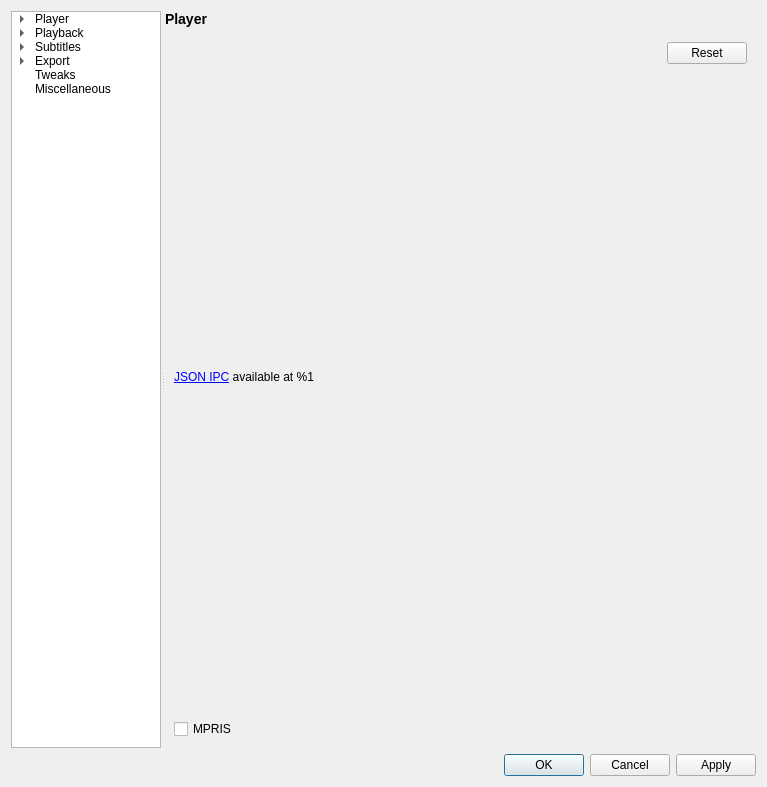
First picture: the form in settingswindow.ui, repository mpc-qt/mpc-qt, before the edit.
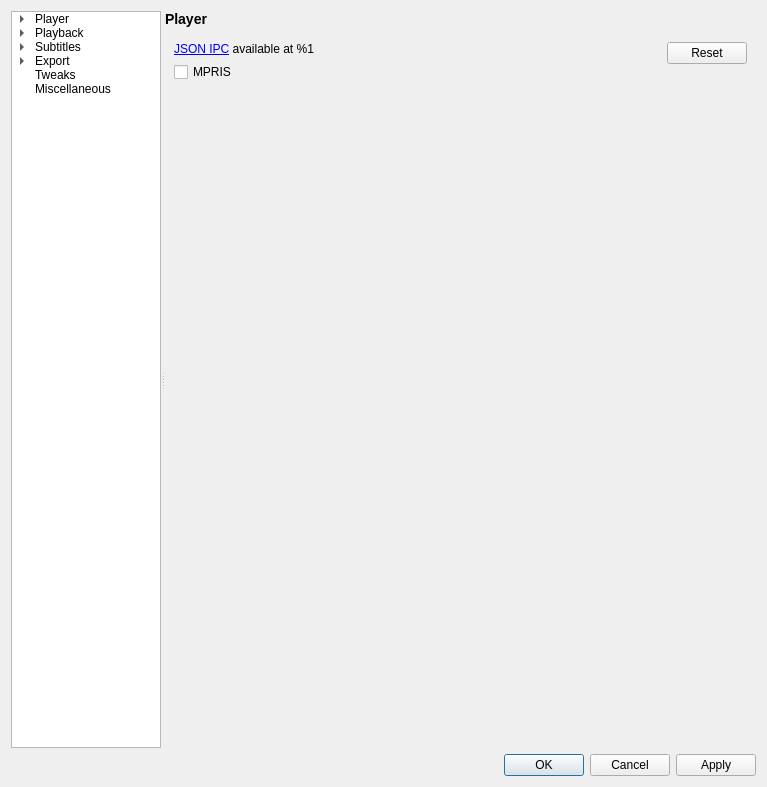
Second picture: the form after the edit.

Commit message: settingswindow: wire up keys reset button

What changed in the file:
```diff
--- a/settingswindow.ui
+++ b/settingswindow.ui
@@ -405,7 +405,7 @@
            <item>
             <layout class="QHBoxLayout" name="horizontalLayout_20" stretch="1,0">
              <item>
-              <layout class="QVBoxLayout" name="verticalLayout_43">
+              <layout class="QVBoxLayout" name="verticalLayout_43" stretch="0,0,1">
                <item>
                 <widget class="QLabel" name="ipcNotice">
                  <property name="text">
@@ -420,6 +420,19 @@
                  </property>
                 </widget>
                </item>
+               <item>
+                <spacer name="verticalSpacer_14">
+                 <property name="orientation">
+                  <enum>Qt::Vertical</enum>
+                 </property>
+                 <property name="sizeHint" stdset="0">
+                  <size>
+                   <width>20</width>
+                   <height>0</height>
+                  </size>
+                 </property>
+                </spacer>
+               </item>
               </layout>
              </item>
              <item>
```
Left out of the diff: 4 changed lines with no effect on the pictures. The commit also changes 2 other files.
